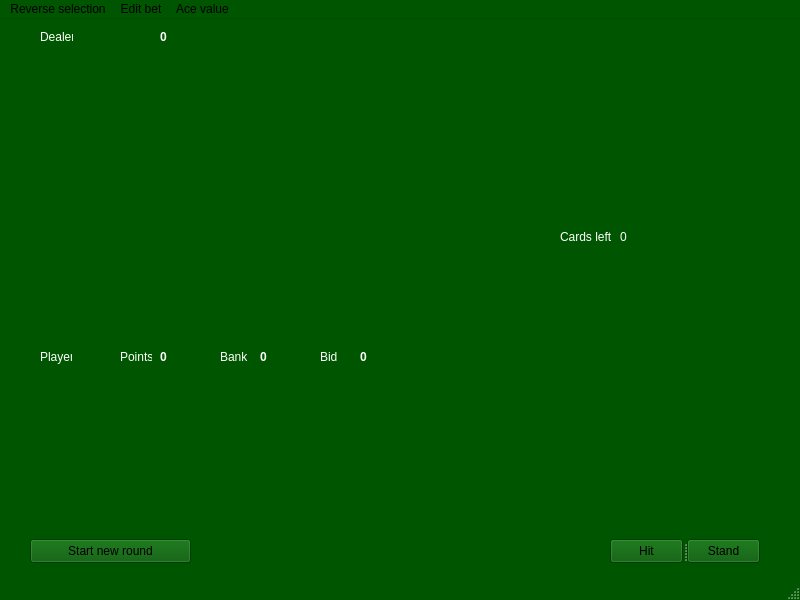
Above: blackjack.ui from colouredpixie/Blackjack before the change. Below: the same form after it.
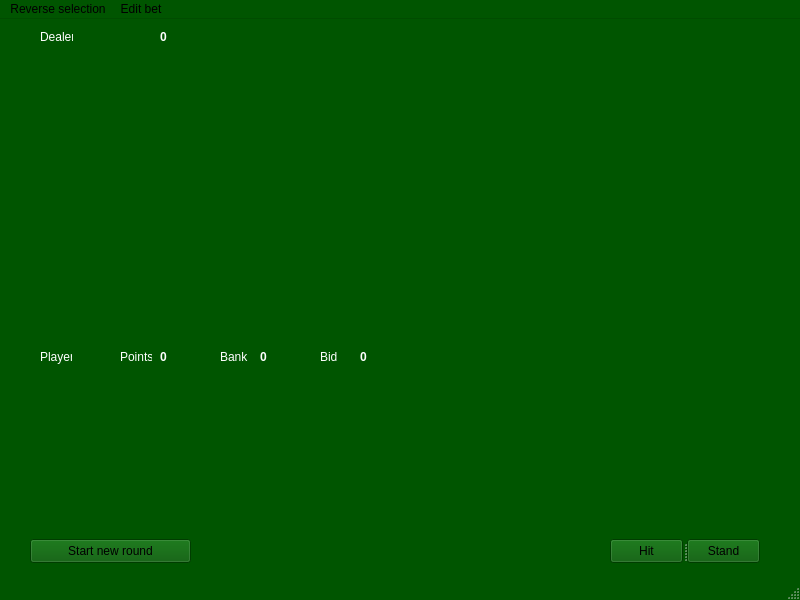
That is the form after the change. Icons and pictures are not drawn.

Patch:
```diff
--- a/blackjack.ui
+++ b/blackjack.ui
@@ -794,32 +794,6 @@
      <string>0</string>
     </property>
    </widget>
-   <widget class="QLabel" name="deckLeft">
-    <property name="geometry">
-     <rect>
-      <x>620</x>
-      <y>210</y>
-      <width>32</width>
-      <height>16</height>
-     </rect>
-    </property>
-    <property name="text">
-     <string>0</string>
-    </property>
-   </widget>
-   <widget class="QLabel" name="deckLabel">
-    <property name="geometry">
-     <rect>
-      <x>560</x>
-      <y>210</y>
-      <width>51</width>
-      <height>16</height>
-     </rect>
-    </property>
-    <property name="text">
-     <string>Cards left:</string>
-    </property>
-   </widget>
    <widget class="QLabel" name="playerPointsNameLabel">
     <property name="geometry">
      <rect>
@@ -929,13 +903,6 @@
     <addaction name="actionFantasy"/>
     <addaction name="actionAddReverseImage"/>
    </widget>
-   <widget class="QMenu" name="menuAce_value">
-    <property name="title">
-     <string>Ace value</string>
-    </property>
-    <addaction name="actionEquals_1"/>
-    <addaction name="actionEquals_11"/>
-   </widget>
    <widget class="QMenu" name="menuEdit_bet">
     <property name="title">
      <string>Edit bet</string>
@@ -944,7 +911,6 @@
    </widget>
    <addaction name="menuMain"/>
    <addaction name="menuEdit_bet"/>
-   <addaction name="menuAce_value"/>
   </widget>
   <widget class="QStatusBar" name="statusbar"/>
   <action name="actionClassic">
```
Left out of the diff: 12 changed lines with no effect on the pictures.
